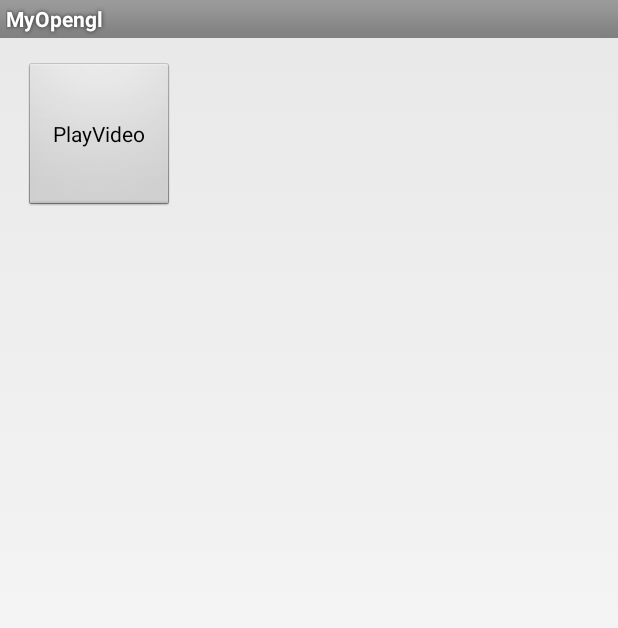
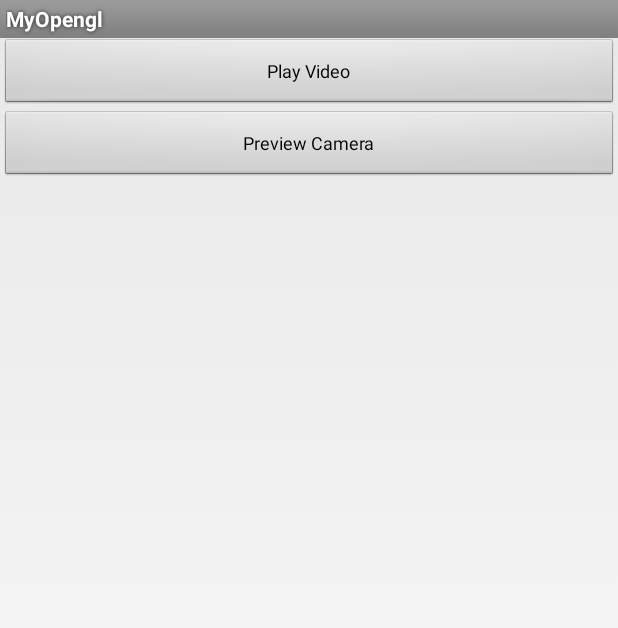
Before and after one commit to ZhengWeicheng/CameraPreview, an Android app: the screen it shows after launch (MainActivity), on a phone screen of 412 x 824 dp. Shown: the top 628 px of the screen. Run offline under Robolectric (Android 15) with nearby library versions, the phone set to English and light mode, and no system bars; 2 statements that could not run were skipped.

Commit message:
添加Camera预览

```diff
--- a/app/src/main/java/com/myopengl/zcweicheng/render/VideoTextureRender.java
+++ b/app/src/main/java/com/myopengl/zcweicheng/render/VideoTextureRender.java
@@ -22,6 +22,10 @@ public class VideoTextureRender {
                 MSG_INIT, new Object[] {outSurface, width, height, listener}).sendToTarget();
     }
 
+    public void setScale(boolean isScale) {
+        Message.obtain(mVideoTextureRenderThread.getHandler(), MSG_RELEASE, isScale).sendToTarget();
+    }
+
     public void release() {
         Message.obtain(mVideoTextureRenderThread.getHandler(), MSG_RELEASE).sendToTarget();
     }
--- a/app/src/main/java/com/myopengl/zcweicheng/ui/MainActivity.java
+++ b/app/src/main/java/com/myopengl/zcweicheng/ui/MainActivity.java
@@ -22,13 +22,23 @@ public class MainActivity extends Activity {
             ContentManager.getInstance().createAll(this);
         }
 
-        Button button = (Button) findViewById(R.id.play_video);
-        button.setOnClickListener(new View.OnClickListener() {
+        Button button1 = (Button) findViewById(R.id.play_video);
+        button1.setOnClickListener(new View.OnClickListener() {
             @Override
             public void onClick(View v) {
                 startActivity(new Intent(MainActivity.this, PlayVideoActivity.class));
             }
         });
+
+        Button button2 = (Button) findViewById(R.id.camera_preview);
+        button2.setOnClickListener(new View.OnClickListener() {
+            @Override
+            public void onClick(View v) {
+                startActivity(new Intent(MainActivity.this, CameraPreviewActivity.class));
+            }
+        });
+
+
     }
 
 }
--- a/app/src/main/res/layout/activity_main.xml
+++ b/app/src/main/res/layout/activity_main.xml
@@ -14,21 +14,26 @@
      limitations under the License.
 -->
 
-<RelativeLayout xmlns:android="http://schemas.android.com/apk/res/android"
+<LinearLayout xmlns:android="http://schemas.android.com/apk/res/android"
     xmlns:tools="http://schemas.android.com/tools"
     android:layout_width="match_parent"
     android:layout_height="match_parent"
-    android:paddingBottom="@dimen/activity_vertical_margin"
-    android:paddingLeft="@dimen/activity_horizontal_margin"
-    android:paddingRight="@dimen/activity_horizontal_margin"
-    android:paddingTop="@dimen/activity_vertical_margin"
+    android:orientation="vertical"
     tools:context=".ui.MainActivity" >
 
     <Button
         android:id="@+id/play_video"
-        android:layout_width="100dp"
-        android:layout_height="100dp"
-        android:text="PlayVideo"/>
+        android:layout_width="match_parent"
+        android:layout_height="wrap_content"
+        android:textSize="12sp"
+        android:text="Play Video"/>
+
+    <Button
+        android:id="@+id/camera_preview"
+        android:layout_width="match_parent"
+        android:layout_height="wrap_content"
+        android:textSize="12sp"
+        android:text="Preview Camera"/>
 
     <!--<ListView-->
         <!--android:id="@android:id/list"-->
@@ -39,4 +44,4 @@
         <!--android:fadeScrollbars="false" >-->
     <!--</ListView>-->
 
-</RelativeLayout>
+</LinearLayout>
```
Also changed, not shown: app/src/main/AndroidManifest.xml (+8 -1 lines), app/src/main/java/com/myopengl/zcweicheng/manager/CameraManager.java (+31 -13 lines), app/src/main/java/com/myopengl/zcweicheng/render/VideoTextureRenderThread.java (+11 -0 lines), app/src/main/java/com/myopengl/zcweicheng/ui/CameraPreviewActivity.java (added, +74 -0 lines), app/src/main/res/layout/activity_camera_preview.xml (added, +12 -0 lines).
